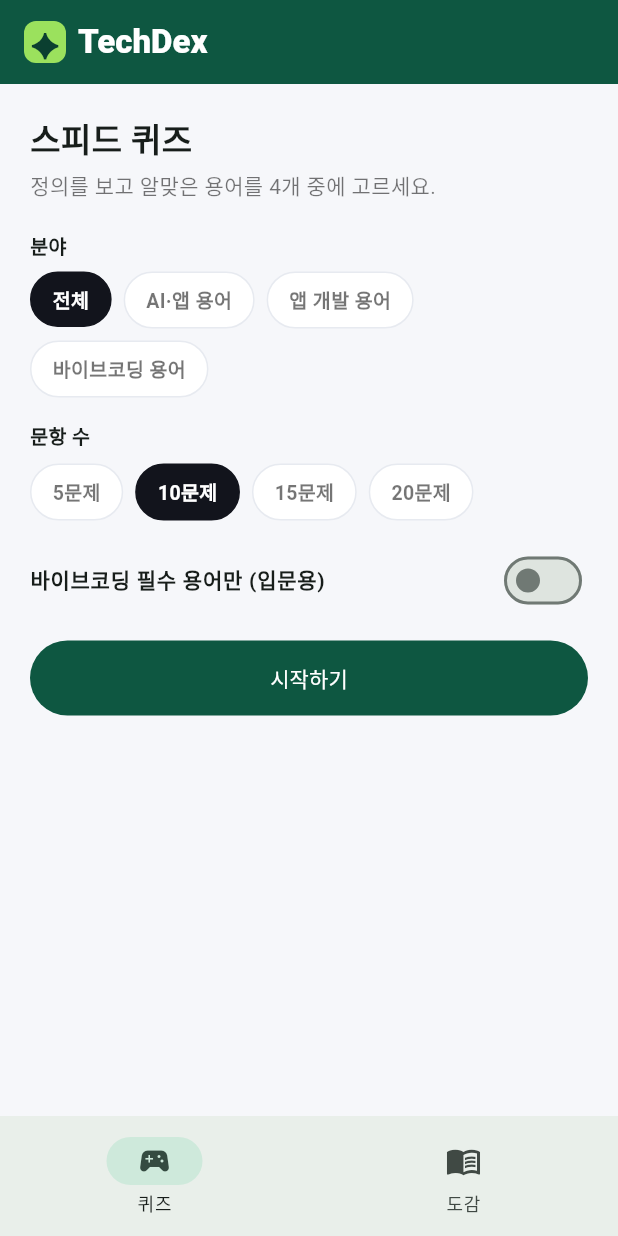
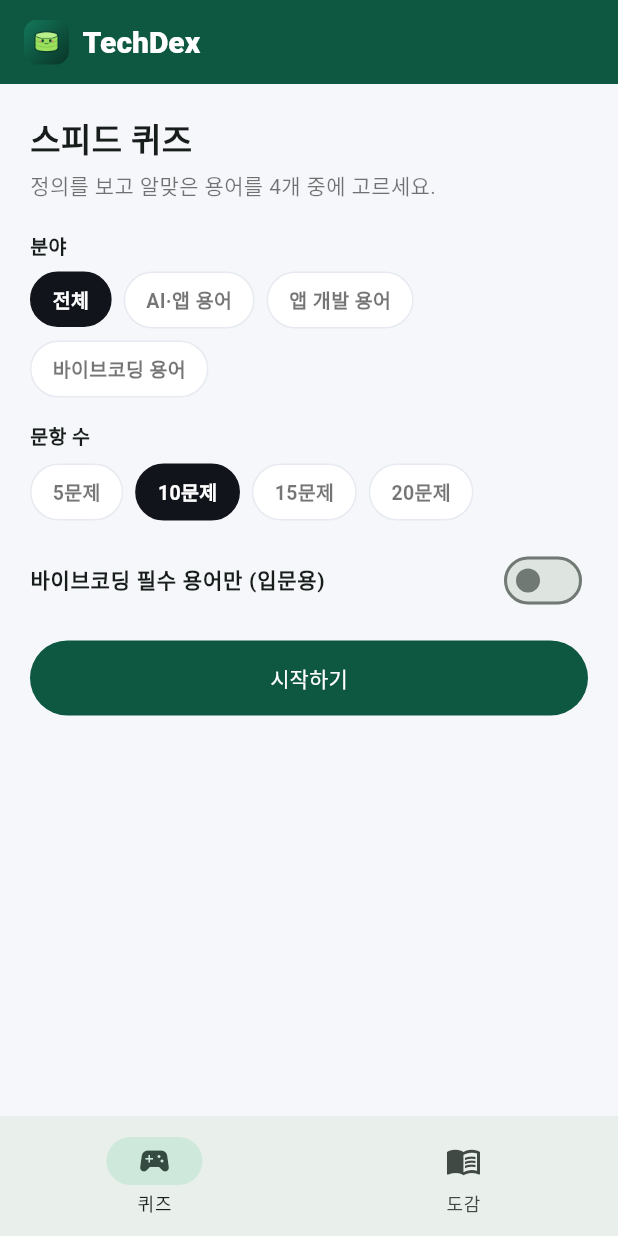
Before and after one commit to betona1/exansys.net, a Flutter app: the screen it shows after launch, on a phone screen of 412 x 824 dp. Run offline on Flutter 3.47's test engine with Material 3 defaults, Android fonts, the phone set to English and light mode, and no system bars; network calls fail.

Commit message:
디자인: TechDex 트렌디 리디자인 — DB 로고, 큰 글씨 퀴즈
- 헤더의 🧠 이모지 → DB 마스코트 로고(techdex-logo.png)
- 퀴즈 화면 트렌디하게: 질문 카드 큼직·그라데이션, 질문 글씨 2xl, 보기 타일 큼직(글씨 lg),
  진행/점수 강조, 정답/오답 배너 크게
- Flutter 앱도 AppBar 로고 교체 + 질문/보기 글씨 확대

Co-Authored-By: Claude Opus 4.8 (1M context) <noreply@anthropic.com>

```diff
--- a/apps/techdex/flutter_app/lib/main.dart
+++ b/apps/techdex/flutter_app/lib/main.dart
@@ -48,15 +48,12 @@ class _HomePageState extends State<HomePage> {
         elevation: 0,
         title: Row(
           children: [
-            Container(
-              width: 28,
-              height: 28,
-              decoration: BoxDecoration(color: lime, borderRadius: BorderRadius.circular(8)),
-              alignment: Alignment.center,
-              child: const Text('✦', style: TextStyle(color: greenDeep, fontWeight: FontWeight.bold)),
+            ClipRRect(
+              borderRadius: BorderRadius.circular(9),
+              child: Image.asset('assets/icon/icon.png', width: 30, height: 30),
             ),
-            const SizedBox(width: 8),
-            const Text('TechDex', style: TextStyle(fontWeight: FontWeight.w800)),
+            const SizedBox(width: 9),
+            const Text('TechDex', style: TextStyle(fontWeight: FontWeight.w800, fontSize: 20)),
           ],
         ),
       ),
--- a/apps/techdex/flutter_app/pubspec.yaml
+++ b/apps/techdex/flutter_app/pubspec.yaml
@@ -68,6 +68,9 @@ flutter:
   # the material Icons class.
   uses-material-design: true
 
+  assets:
+    - assets/icon/icon.png
+
   # To add assets to your application, add an assets section, like this:
   # assets:
   #   - images/a_dot_burr.jpeg
```
Also changed, not shown: apps/techdex/flutter_app/lib/quiz_screen.dart (+4 -4 lines), public/techdex-logo.png (added), 1 other file.
